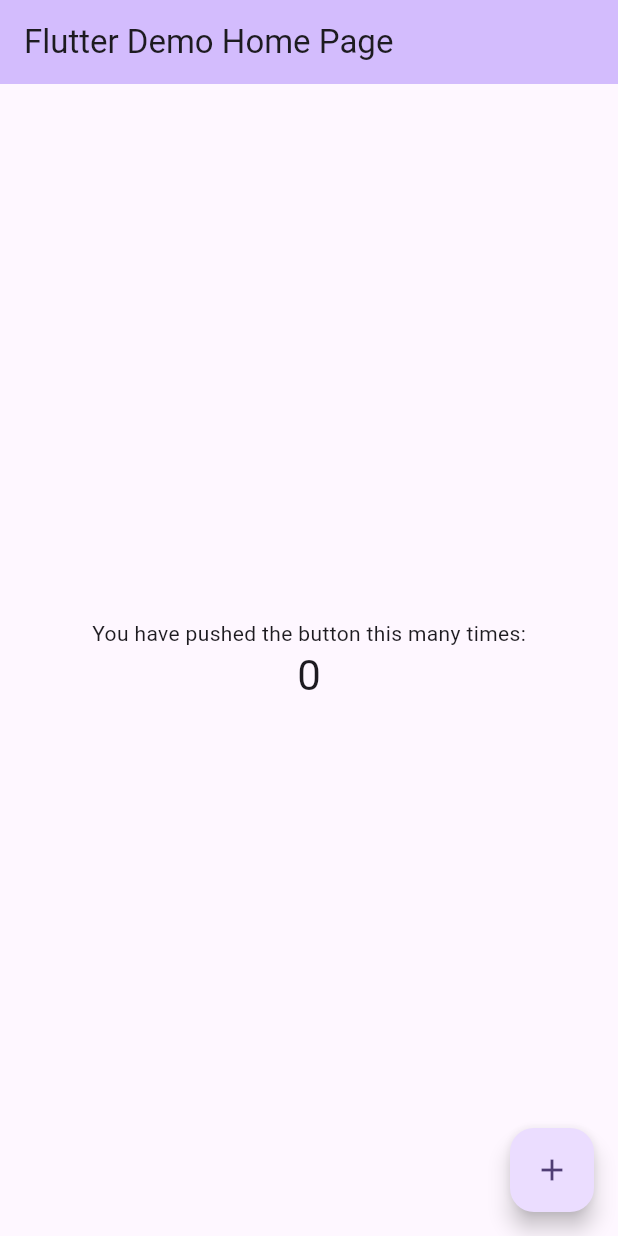
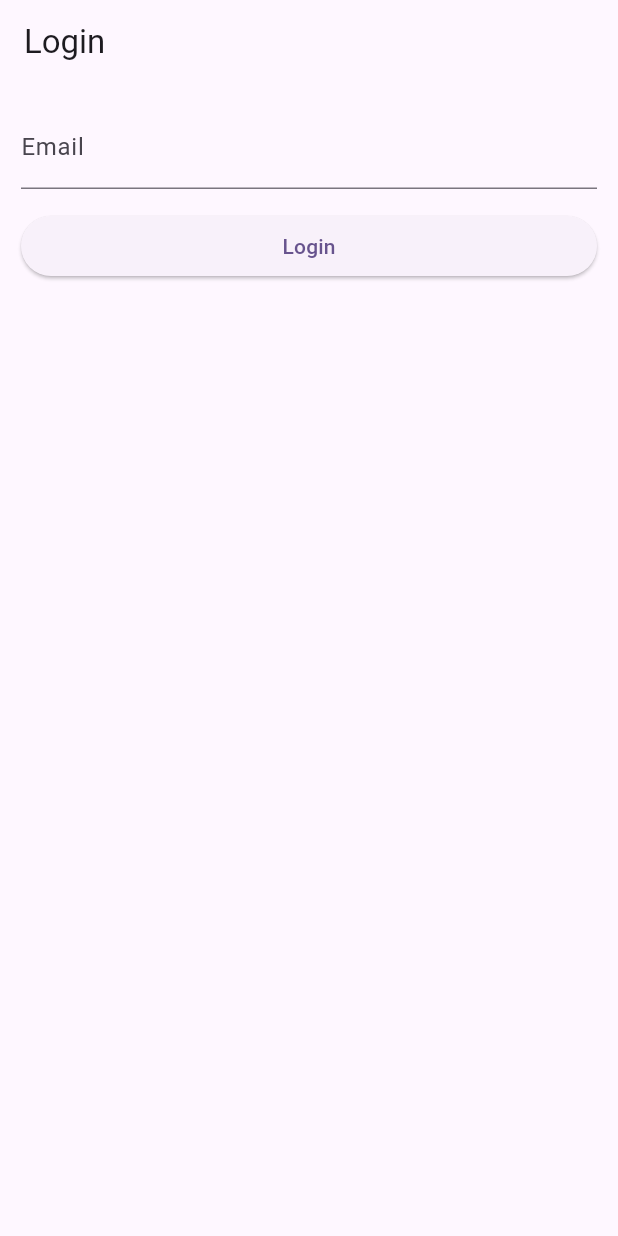
Before and after one commit to melekabbassi/fitnessapp, a Flutter app: the screen it shows after launch, on a phone screen of 412 x 824 dp. Run offline on Flutter 3.47's test engine with Material 3 defaults, Android fonts, the phone set to English and light mode, and no system bars; our stand-ins replace supabase_flutter; accounts and stored records are empty.

```diff
--- a/lib/main.dart
+++ b/lib/main.dart
@@ -1,8 +1,22 @@
+import 'package:fitnessapp/pages/account_page.dart';
+import 'package:fitnessapp/pages/login_page.dart';
+import 'package:fitnessapp/pages/splash_page.dart';
 import 'package:flutter/material.dart';
+import 'package:supabase_flutter/supabase_flutter.dart';
 
-void main() {
+Future<void> main() async {
+  await Supabase.initialize(
+    url: 'https://jmygwyjemgvqtkrpvslt.supabase.co',
+    anonKey:
+        'eyJhbGciOiJIUzI1NiIsInR5cCI6IkpXVCJ9.eyJpc3MiOiJzdXBhYmFzZSIsInJlZiI6ImpteWd3eWplbWd2cXRrcnB2c2x0Iiwicm9sZSI6ImFub24iLCJpYXQiOjE3MDE1MzE1OTIsImV4cCI6MjAxNzEwNzU5Mn0.Cudo9V8MLhkbWTsqdDrNyXRxXTEXhlttxSImwZuJu4Y',
+    authFlowType: AuthFlowType.pkce,
+  );
+
   runApp(const MyApp());
 }
+
+// Get a reference your Supabase client
+final supabase = Supabase.instance.client;
 
 class MyApp extends StatelessWidget {
   const MyApp({super.key});
@@ -16,54 +30,12 @@ class MyApp extends StatelessWidget {
         colorScheme: ColorScheme.fromSeed(seedColor: Colors.deepPurple),
         useMaterial3: true,
       ),
-      home: const MyHomePage(title: 'Flutter Demo Home Page'),
+      initialRoute: '/',
+      routes: {
+        '/': (context) => const SplashPage(),
+        '/login': (context) => const LoginPage(),
+        '/account': (context) => const AccountPage(),
+      },
     );
   }
 }
-
-class MyHomePage extends StatefulWidget {
-  const MyHomePage({super.key, required this.title});
-  final String title;
-
-  @override
-  State<MyHomePage> createState() => _MyHomePageState();
-}
-
-class _MyHomePageState extends State<MyHomePage> {
-  int _counter = 0;
-
-  void _incrementCounter() {
-    setState(() {
-      _counter++;
-    });
-  }
-
-  @override
-  Widget build(BuildContext context) {
-    return Scaffold(
-      appBar: AppBar(
-        backgroundColor: Theme.of(context).colorScheme.inversePrimary,
-        title: Text(widget.title),
-      ),
-      body: Center(
-        child: Column(
-          mainAxisAlignment: MainAxisAlignment.center,
-          children: <Widget>[
-            const Text(
-              'You have pushed the button this many times:',
-            ),
-            Text(
-              '$_counter',
-              style: Theme.of(context).textTheme.headlineMedium,
-            ),
-          ],
-        ),
-      ),
-      floatingActionButton: FloatingActionButton(
-        onPressed: _incrementCounter,
-        tooltip: 'Increment',
-        child: const Icon(Icons.add),
-      ), // This trailing comma makes auto-formatting nicer for build methods.
-    );
-  }
-}
--- /dev/null
+++ b/lib/pages/login_page.dart
@@ -0,0 +1,88 @@
+import 'dart:async';
+
+import 'package:fitnessapp/main.dart';
+import 'package:flutter/material.dart';
+import 'package:supabase_flutter/supabase_flutter.dart';
+
+class LoginPage extends StatefulWidget {
+  const LoginPage({super.key});
+
+  @override
+  State<LoginPage> createState() => _LoginPageState();
+}
+
+class _LoginPageState extends State<LoginPage> {
+  final _emailController = TextEditingController();
+  late final StreamSubscription<AuthState> _authSubscription;
+
+  @override
+  void initState() {
+    super.initState();
+    _authSubscription = supabase.auth.onAuthStateChange.listen((event) {
+      final session = event.session;
+      if (session != null) {
+        Navigator.of(context).pushReplacementNamed('/account');
+      }
+    });
+  }
+
+  @override
+  void dispose() {
+    _emailController.dispose();
+    _authSubscription.cancel();
+    super.dispose();
+  }
+
+  @override
+  Widget build(BuildContext context) {
+    return Scaffold(
+      appBar: AppBar(title: const Text('Login')),
+      body: ListView(
+        padding: const EdgeInsets.all(14),
+        children: [
+          TextFormField(
+            controller: _emailController,
+            decoration: const InputDecoration(
+              labelText: 'Email',
+            ),
+          ),
+          const SizedBox(height: 14),
+          ElevatedButton(
+            onPressed: () async {
+              try {
+                final email = _emailController.text.trim();
+                await supabase.auth.signInWithOtp(
+                  email: email,
+                  emailRedirectTo:
+                      'io.supabase.flutterquickstart://login-callback',
+                );
+
+                if (!mounted) {
+                  ScaffoldMessenger.of(context).showSnackBar(
+                    const SnackBar(
+                      content: Text('Check your inbox'),
+                    ),
+                  );
+                }
+              } on AuthException catch (error) {
+                ScaffoldMessenger.of(context).showSnackBar(
+                  SnackBar(
+                      content: Text(error.message),
+                      backgroundColor: Theme.of(context).colorScheme.error),
+                );
+              } catch (error) {
+                ScaffoldMessenger.of(context).showSnackBar(
+                  SnackBar(
+                      content: const Text(
+                          'An error has occurred, please try again.'),
+                      backgroundColor: Theme.of(context).colorScheme.error),
+                );
+              }
+            },
+            child: const Text('Login'),
+          ),
+        ],
+      ),
+    );
+  }
+}
--- a/pubspec.yaml
+++ b/pubspec.yaml
@@ -35,6 +35,7 @@ dependencies:
   # The following adds the Cupertino Icons font to your application.
   # Use with the CupertinoIcons class for iOS style icons.
   cupertino_icons: ^1.0.2
+  supabase_flutter: ^1.10.25
 
 dev_dependencies:
   flutter_test:
```
Also changed, not shown: lib/pages/account_page.dart (added, +12 -0 lines), lib/pages/splash_page.dart (added, +38 -0 lines), pubspec.lock, 7 other files.
